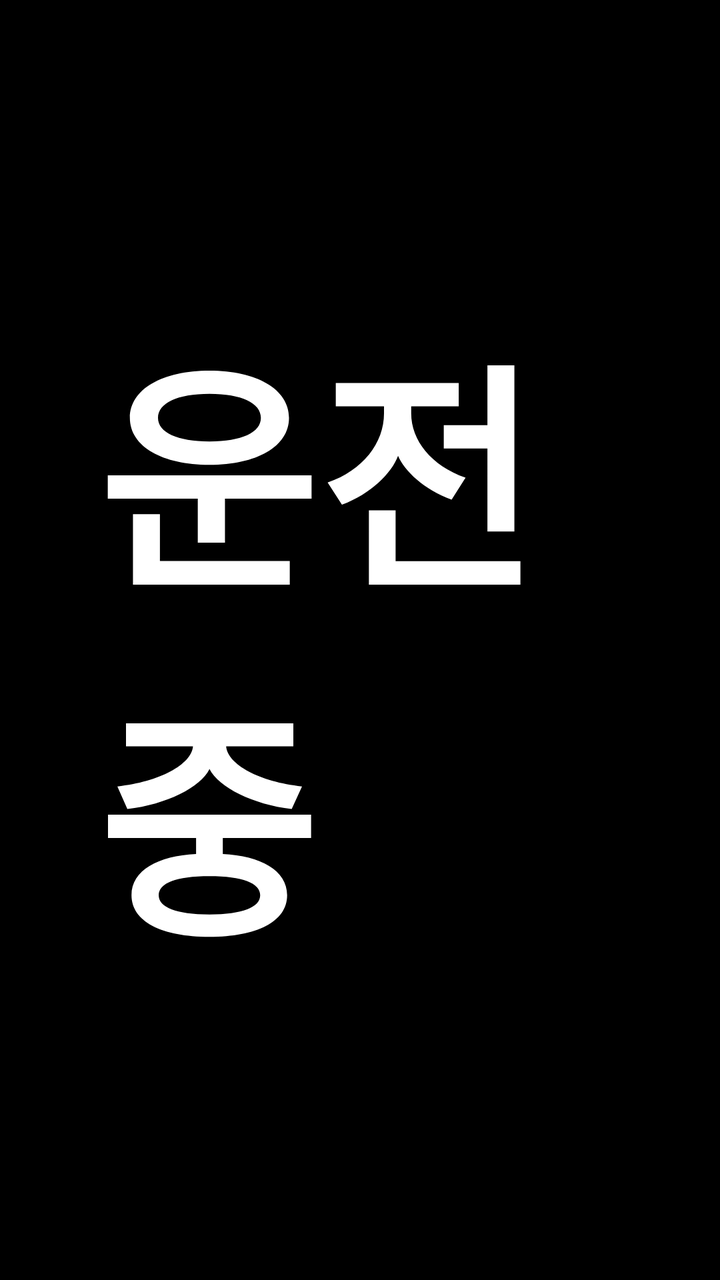
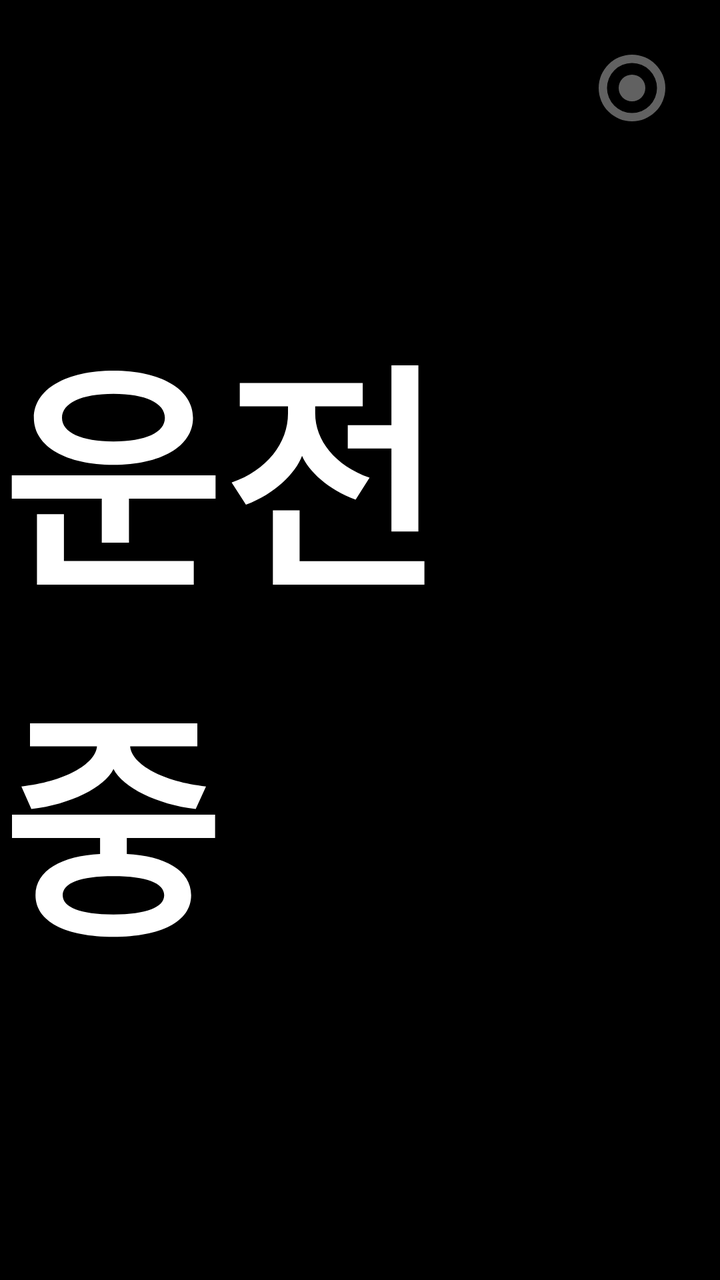

The first picture is an Android layout as it rendered before a commit; the second is the same layout after the commit. The layout source and the unified diff follow.
<!-- AndroidManifest.xml: application theme Theme.AnsimDrive -->
<!-- res/layout/fragment_driving.xml -->
<?xml version="1.0" encoding="utf-8"?>
<LinearLayout xmlns:android="http://schemas.android.com/apk/res/android"
    android:layout_width="match_parent"
    android:layout_height="match_parent"
    android:background="@color/bg_dark"
    android:gravity="center"
    android:orientation="vertical"
    android:padding="48dp">

    <TextView
        android:id="@+id/status"
        android:layout_width="wrap_content"
        android:layout_height="wrap_content"
        android:text="@string/driving"
        android:textColor="@color/text_main"
        android:textSize="120sp"
        android:textStyle="bold" />

    <TextView
        android:id="@+id/question"
        android:layout_width="wrap_content"
        android:layout_height="wrap_content"
        android:gravity="center"
        android:textColor="@color/text_main"
        android:textSize="64sp"
        android:visibility="gone" />

    <TextView
        android:id="@+id/answerHint"
        android:layout_width="wrap_content"
        android:layout_height="wrap_content"
        android:layout_marginTop="32dp"
        android:text="@string/answer_hint"
        android:textColor="@color/text_sub"
        android:textSize="32sp"
        android:visibility="gone" />

    <LinearLayout
        android:id="@+id/answerButtons"
        android:layout_width="match_parent"
        android:layout_height="200dp"
        android:layout_marginTop="24dp"
        android:orientation="horizontal"
        android:visibility="gone">

        <Button
            android:id="@+id/yes"
            android:layout_width="0dp"
            android:layout_height="match_parent"
            android:layout_marginEnd="24dp"
            android:layout_weight="1"
            android:backgroundTint="@color/accent"
            android:text="@string/yes"
            android:textColor="@color/text_main"
            android:textSize="72sp"
            android:textStyle="bold" />

        <Button
            android:id="@+id/no"
            android:layout_width="0dp"
            android:layout_height="match_parent"
            android:layout_marginStart="24dp"
            android:layout_weight="1"
            android:backgroundTint="@color/accent_no"
            android:text="@string/no"
            android:textColor="@color/text_main"
            android:textSize="72sp"
            android:textStyle="bold" />
    </LinearLayout>
</LinearLayout>
<!-- resources referenced by this layout -->
<resources>
  <color name="accent">#FF2E7D32</color>
  <color name="accent_no">#FF546E7A</color>
  <color name="bg_dark">#FF000000</color>
  <color name="text_main">#FFFFFFFF</color>
  <color name="text_sub">#FFB0BEC5</color>
  <string name="answer_hint">말씀하시거나 아래 버튼을 눌러 주세요</string>
  <string name="driving">운전 중</string>
  <string name="no">아니요</string>
  <string name="yes">네</string>
  <style name="Theme.AnsimDrive" parent="Theme.AppCompat.NoActionBar">
          <item name="android:windowBackground">@color/bg_dark</item>
          <item name="android:statusBarColor">@color/bg_dark</item>
      </style>
</resources>

<!-- the commit's change to res/layout/fragment_driving.xml (unified diff, before → after) -->
@@ -1,70 +1,94 @@
 <?xml version="1.0" encoding="utf-8"?>
-<LinearLayout xmlns:android="http://schemas.android.com/apk/res/android"
+<FrameLayout xmlns:android="http://schemas.android.com/apk/res/android"
     android:layout_width="match_parent"
     android:layout_height="match_parent"
-    android:background="@color/bg_dark"
-    android:gravity="center"
-    android:orientation="vertical"
-    android:padding="48dp">
+    android:background="@color/bg_dark">
 
     <TextView
         android:id="@+id/status"
         android:layout_width="wrap_content"
         android:layout_height="wrap_content"
+        android:layout_gravity="center"
         android:text="@string/driving"
         android:textColor="@color/text_main"
         android:textSize="120sp"
         android:textStyle="bold" />
 
-    <TextView
-        android:id="@+id/question"
-        android:layout_width="wrap_content"
-        android:layout_height="wrap_content"
-        android:gravity="center"
-        android:textColor="@color/text_main"
-        android:textSize="64sp"
-        android:visibility="gone" />
-
-    <TextView
-        android:id="@+id/answerHint"
-        android:layout_width="wrap_content"
-        android:layout_height="wrap_content"
-        android:layout_marginTop="32dp"
-        android:text="@string/answer_hint"
-        android:textColor="@color/text_sub"
-        android:textSize="32sp"
-        android:visibility="gone" />
+    <ImageView
+        android:id="@+id/detectionIcon"
+        android:layout_width="40dp"
+        android:layout_height="40dp"
+        android:layout_gravity="top|end"
+        android:layout_margin="24dp"
+        android:contentDescription="@string/detection_off"
+        android:src="@drawable/ic_detection"
+        android:tint="@color/detection_off" />
 
     <LinearLayout
-        android:id="@+id/answerButtons"
+        android:id="@+id/questionPanel"
         android:layout_width="match_parent"
-        android:layout_height="200dp"
-        android:layout_marginTop="24dp"
-        android:orientation="horizontal"
+        android:layout_height="match_parent"
+        android:orientation="vertical"
         android:visibility="gone">
 
-        <Button
-            android:id="@+id/yes"
-            android:layout_width="0dp"
-            android:layout_height="match_parent"
-            android:layout_marginEnd="24dp"
+        <LinearLayout
+            android:layout_width="match_parent"
+            android:layout_height="0dp"
             android:layout_weight="1"
-            android:backgroundTint="@color/accent"
-            android:text="@string/yes"
-            android:textColor="@color/text_main"
-            android:textSize="72sp"
-            android:textStyle="bold" />
+            android:gravity="center"
+            android:orientation="vertical"
+            android:padding="32dp">
 
-        <Button
-            android:id="@+id/no"
-            android:layout_width="0dp"
-            android:layout_height="match_parent"
-            android:layout_marginStart="24dp"
+            <TextView
+                android:id="@+id/question"
+                android:layout_width="wrap_content"
+                android:layout_height="wrap_content"
+                android:gravity="center"
+                android:textColor="@color/text_main"
+                android:textSize="64sp"
+                android:textStyle="bold" />
+
+            <TextView
+                android:id="@+id/answerHint"
+                android:layout_width="wrap_content"
+                android:layout_height="wrap_content"
+                android:layout_marginTop="24dp"
+                android:text="@string/answer_hint"
+                android:textColor="@color/text_main"
+                android:textSize="36sp" />
+        </LinearLayout>
+
+        
+        <LinearLayout
+            android:layout_width="match_parent"
+            android:layout_height="0dp"
             android:layout_weight="1"
-            android:backgroundTint="@color/accent_no"
-            android:text="@string/no"
-            android:textColor="@color/text_main"
-            android:textSize="72sp"
-            android:textStyle="bold" />
+            android:orientation="horizontal"
+            android:padding="24dp">
+
+            <Button
+                android:id="@+id/yes"
+                android:layout_width="0dp"
+                android:layout_height="match_parent"
+                android:layout_marginEnd="12dp"
+                android:layout_weight="1"
+                android:backgroundTint="@color/accent"
+                android:text="@string/yes"
+                android:textColor="@color/text_main"
+                android:textSize="96sp"
+                android:textStyle="bold" />
+
+            <Button
+                android:id="@+id/no"
+                android:layout_width="0dp"
+                android:layout_height="match_parent"
+                android:layout_marginStart="12dp"
+                android:layout_weight="1"
+                android:backgroundTint="@color/accent_no"
+                android:text="@string/no"
+                android:textColor="@color/text_main"
+                android:textSize="96sp"
+                android:textStyle="bold" />
+        </LinearLayout>
     </LinearLayout>
-</LinearLayout>
+</FrameLayout>
<!-- resource entries referenced after the edit -->
@@ -3,9 +3,21 @@
   <color name="accent">#FF2E7D32</color>
   <color name="accent_no">#FF546E7A</color>
   <color name="bg_dark">#FF000000</color>
+  <color name="detection_off">#FF616161</color>
   <color name="text_main">#FFFFFFFF</color>
-  <color name="text_sub">#FFB0BEC5</color>
+  <!-- drawable ic_detection (drawable) -->
+  <?xml version="1.0" encoding="utf-8"?>
+  <vector xmlns:android="http://schemas.android.com/apk/res/android"
+      android:width="48dp"
+      android:height="48dp"
+      android:viewportWidth="24"
+      android:viewportHeight="24">
+      <path
+          android:fillColor="#FFFFFFFF"
+          android:pathData="M12,2a10,10 0,1 0,0 20a10,10 0,1 0,0 -20zM12,4.5a7.5,7.5 0,1 1,0 15a7.5,7.5 0,1 1,0 -15zM12,8a4,4 0,1 0,0 8a4,4 0,1 0,0 -8z" />
+  </vector>
   <string name="answer_hint">말씀하시거나 아래 버튼을 눌러 주세요</string>
+  <string name="detection_off">헤맴 감지 쉬는 중</string>
   <string name="driving">운전 중</string>
   <string name="no">아니요</string>
   <string name="yes">네</string>
